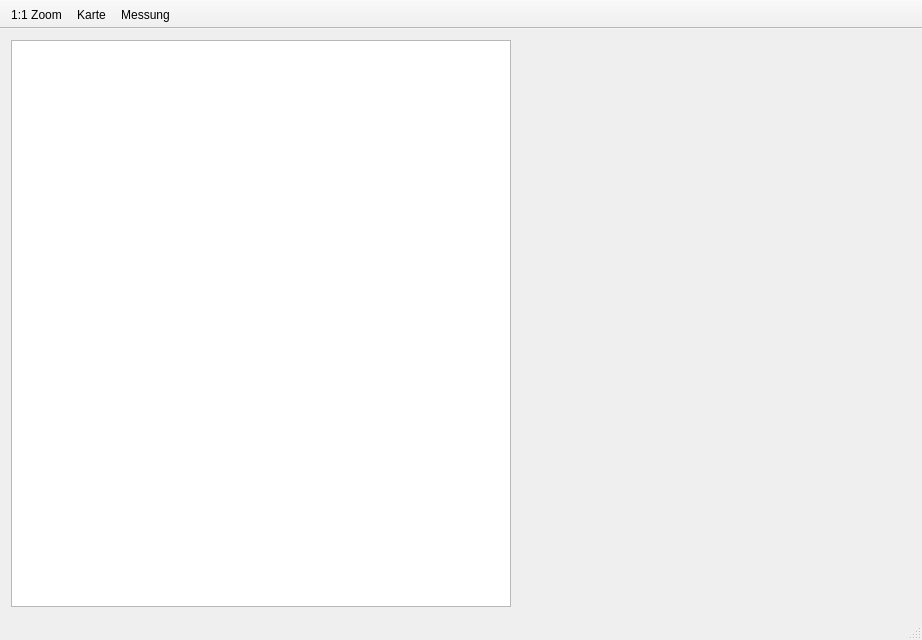
The window that mainwindow.ui (ifaoe/2014-10-Bird-View) describes before a commit, drawn with Qt 5.
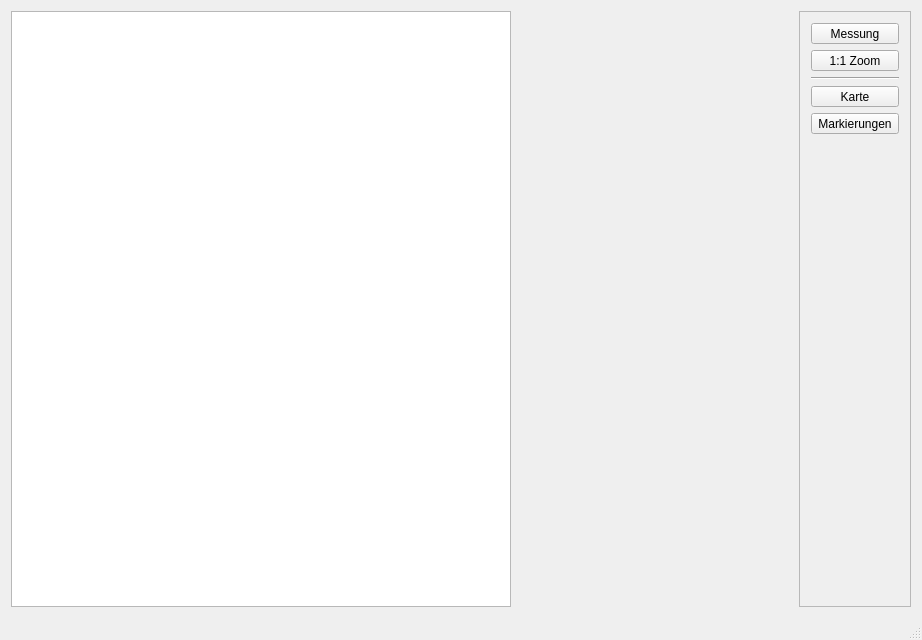
The same window after the commit.

Commit message: Foundation multicensus. visible marks. Toolbar. PanTool as standard. Measurement switches to PointEmitTool

```diff
--- a/mainwindow.ui
+++ b/mainwindow.ui
@@ -79,50 +79,111 @@
       </column>
      </widget>
     </item>
+    <item row="0" column="2">
+     <widget class="QFrame" name="frame">
+      <property name="sizePolicy">
+       <sizepolicy hsizetype="Fixed" vsizetype="Preferred">
+        <horstretch>0</horstretch>
+        <verstretch>0</verstretch>
+       </sizepolicy>
+      </property>
+      <property name="minimumSize">
+       <size>
+        <width>100</width>
+        <height>0</height>
+       </size>
+      </property>
+      <property name="frameShape">
+       <enum>QFrame::StyledPanel</enum>
+      </property>
+      <property name="frameShadow">
+       <enum>QFrame::Raised</enum>
+      </property>
+      <layout class="QGridLayout" name="gridLayout_2">
+       <item row="6" column="0" colspan="2">
+        <widget class="Line" name="line">
+         <property name="orientation">
+          <enum>Qt::Horizontal</enum>
+         </property>
+        </widget>
+       </item>
+       <item row="8" column="0" colspan="2">
+        <widget class="QToolButton" name="btnMapView">
+         <property name="sizePolicy">
+          <sizepolicy hsizetype="MinimumExpanding" vsizetype="Fixed">
+           <horstretch>0</horstretch>
+           <verstretch>0</verstretch>
+          </sizepolicy>
+         </property>
+         <property name="text">
+          <string>Karte</string>
+         </property>
+         <property name="checkable">
+          <bool>true</bool>
+         </property>
+        </widget>
+       </item>
+       <item row="10" column="0">
+        <spacer name="verticalSpacer">
+         <property name="orientation">
+          <enum>Qt::Vertical</enum>
+         </property>
+         <property name="sizeHint" stdset="0">
+          <size>
+           <width>20</width>
+           <height>40</height>
+          </size>
+         </property>
+        </spacer>
+       </item>
+       <item row="2" column="0" colspan="2">
+        <widget class="QToolButton" name="btnMiscMeasurement">
+         <property name="sizePolicy">
+          <sizepolicy hsizetype="MinimumExpanding" vsizetype="Fixed">
+           <horstretch>0</horstretch>
+           <verstretch>0</verstretch>
+          </sizepolicy>
+         </property>
+         <property name="text">
+          <string>Messung</string>
+         </property>
+        </widget>
+       </item>
+       <item row="3" column="0" colspan="2">
+        <widget class="QToolButton" name="btnZoomOneOne">
+         <property name="sizePolicy">
+          <sizepolicy hsizetype="MinimumExpanding" vsizetype="Fixed">
+           <horstretch>0</horstretch>
+           <verstretch>0</verstretch>
+          </sizepolicy>
+         </property>
+         <property name="text">
+          <string>1:1 Zoom</string>
+         </property>
+        </widget>
+       </item>
+       <item row="9" column="0" colspan="2">
+        <widget class="QToolButton" name="btnObjectMarkers">
+         <property name="sizePolicy">
+          <sizepolicy hsizetype="MinimumExpanding" vsizetype="Fixed">
+           <horstretch>0</horstretch>
+           <verstretch>0</verstretch>
+          </sizepolicy>
+         </property>
+         <property name="text">
+          <string>Markierungen</string>
+         </property>
+         <property name="checkable">
+          <bool>true</bool>
+         </property>
+        </widget>
+       </item>
+      </layout>
+     </widget>
+    </item>
    </layout>
   </widget>
   <widget class="QStatusBar" name="statusBar"/>
-  <widget class="QToolBar" name="toolBar">
-   <property name="windowTitle">
-    <string>toolBar</string>
-   </property>
-   <property name="movable">
-    <bool>false</bool>
-   </property>
-   <property name="allowedAreas">
-    <set>Qt::TopToolBarArea</set>
-   </property>
-   <property name="toolButtonStyle">
-    <enum>Qt::ToolButtonTextOnly</enum>
-   </property>
-   <attribute name="toolBarArea">
-    <enum>TopToolBarArea</enum>
-   </attribute>
-   <attribute name="toolBarBreak">
-    <bool>false</bool>
-   </attribute>
-   <addaction name="action1_1_Zoom"/>
-   <addaction name="actionMapView"/>
-   <addaction name="actionMeasurement"/>
-  </widget>
-  <action name="action1_1_Zoom">
-   <property name="text">
-    <string>1:1 Zoom</string>
-   </property>
-  </action>
-  <action name="actionMapView">
-   <property name="checkable">
-    <bool>true</bool>
-   </property>
-   <property name="text">
-    <string>Karte</string>
-   </property>
-  </action>
-  <action name="actionMeasurement">
-   <property name="text">
-    <string>Messung</string>
-   </property>
-  </action>
  </widget>
  <layoutdefault spacing="6" margin="11"/>
  <resources/>
```
The commit also changes 10 other files.
